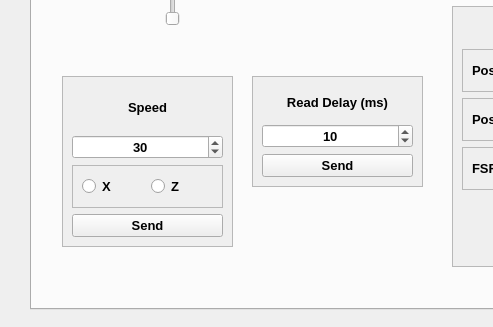
Qt form SOFTWARE/main_window.ui (adrielluiz/platform_tactile_acquisition) before a commit; both pictures show x 0 to 493 and y 331 to 658 of the 729 by 658 pixel window.
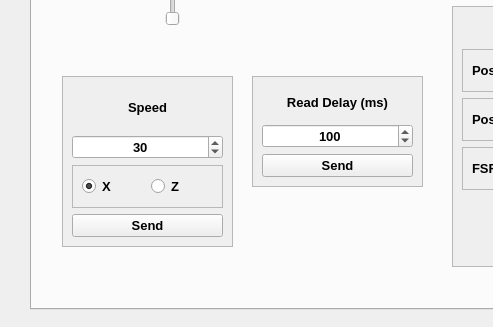
The same form after that commit.

Patch:
```diff
--- a/SOFTWARE/main_window.ui
+++ b/SOFTWARE/main_window.ui
@@ -281,9 +281,12 @@
         <property name="maximum">
          <number>1000</number>
         </property>
-        <property name="value">
+        <property name="singleStep">
          <number>10</number>
         </property>
+        <property name="value">
+         <number>100</number>
+        </property>
        </widget>
       </item>
       <item>
@@ -357,6 +360,9 @@
            <property name="text">
             <string>X</string>
            </property>
+           <property name="checked">
+            <bool>true</bool>
+           </property>
           </widget>
          </item>
          <item>
```
Left out of the diff: 12 changed lines with no effect on the pictures.
